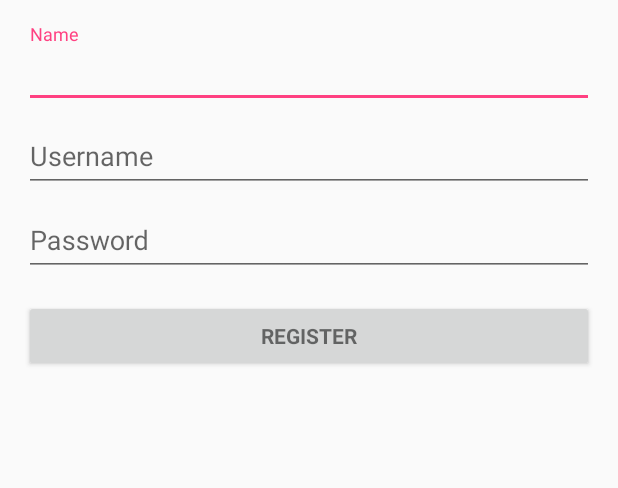
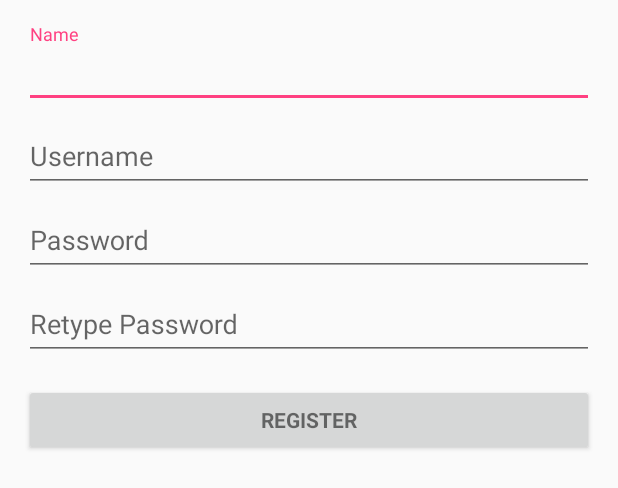
Before and after one commit to prabhathc/2340, an Android app: the layout activity_registration.xml on its own in the app's theme, with its tools: preview values and no code run, on a phone screen of 412 x 824 dp. Shown: the top 488 px of the screen. Run offline under Robolectric (Android 15) with nearby library versions, the phone set to English and light mode, and no system bars.

Commit message:
added retype functionality

```diff
--- a/app/build.gradle
+++ b/app/build.gradle
@@ -28,11 +28,12 @@ dependencies {
     compile 'com.android.support:design:25.3.1'
     compile 'com.google.firebase:firebase-auth:10.0.1'
     compile 'com.google.firebase:firebase-database:10.0.1'
-    compile 'com.android.support.constraint:constraint-layout:+'
+    compile 'com.android.support.constraint:constraint-layout:1.0.2'
     testCompile 'junit:junit:4.12'
 }
 
 
 
 
+
 apply plugin: 'com.google.gms.google-services'
--- a/app/src/main/AndroidManifest.xml
+++ b/app/src/main/AndroidManifest.xml
@@ -26,7 +26,8 @@
         <activity
             android:name=".MainActivity"
             android:label="@string/title_activity_main"
-            android:theme="@style/AppTheme.NoActionBar"></activity>
+            android:theme="@style/AppTheme.NoActionBar" />
+        <activity android:name=".RegistrationActivity"></activity>
     </application>
 
 </manifest>
--- a/app/src/main/java/cs2340/theratpack/ratapp/LoginActivity.java
+++ b/app/src/main/java/cs2340/theratpack/ratapp/LoginActivity.java
@@ -242,7 +242,7 @@ public class LoginActivity extends AppCompatActivity implements LoaderCallbacks<
             //TODO: Implement actual create user/sign in in M5
 
             if (newUser) {
-                startActivity(new Intent(LoginActivity.this, MainActivity.class));
+                startActivity(new Intent(LoginActivity.this, RegistrationActivity.class));
                 //createUser(email, password);
             } else {
                 if (email.equals("user") && password.equals("pass")) {
--- a/app/src/main/res/layout/activity_registration.xml
+++ b/app/src/main/res/layout/activity_registration.xml
@@ -69,6 +69,24 @@
 
             </android.support.design.widget.TextInputLayout>
 
+            <android.support.design.widget.TextInputLayout
+                android:layout_width="match_parent"
+                android:layout_height="wrap_content">
+
+                <EditText
+                    android:id="@+id/registration_password_redo"
+                    android:layout_width="match_parent"
+                    android:layout_height="wrap_content"
+                    android:hint="Retype Password"
+                    android:imeActionId="@+id/login"
+                    android:imeActionLabel="@string/action_sign_in"
+                    android:imeOptions="actionUnspecified"
+                    android:inputType="textPassword"
+                    android:maxLines="1"
+                    android:singleLine="true" />
+
+            </android.support.design.widget.TextInputLayout>
+
             <Button
                 android:id="@+id/register_button"
                 style="?android:textAppearanceSmall"
```
Also changed, not shown: app/src/main/java/cs2340/theratpack/ratapp/RegistrationActivity.java (+56 -0 lines).
